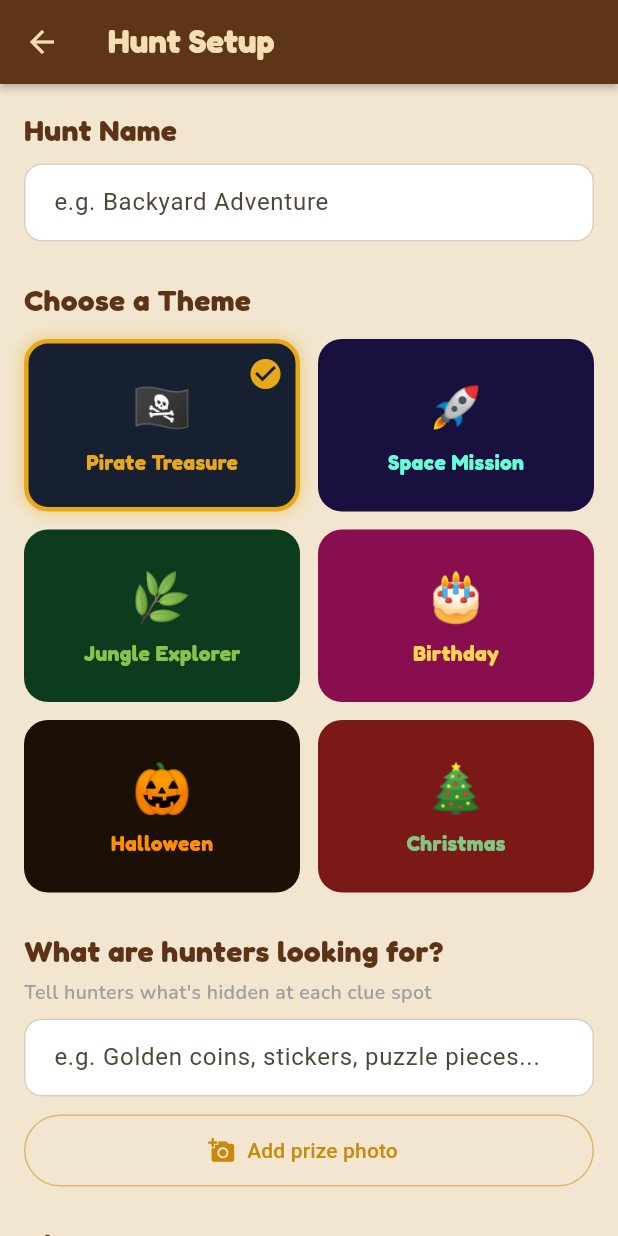
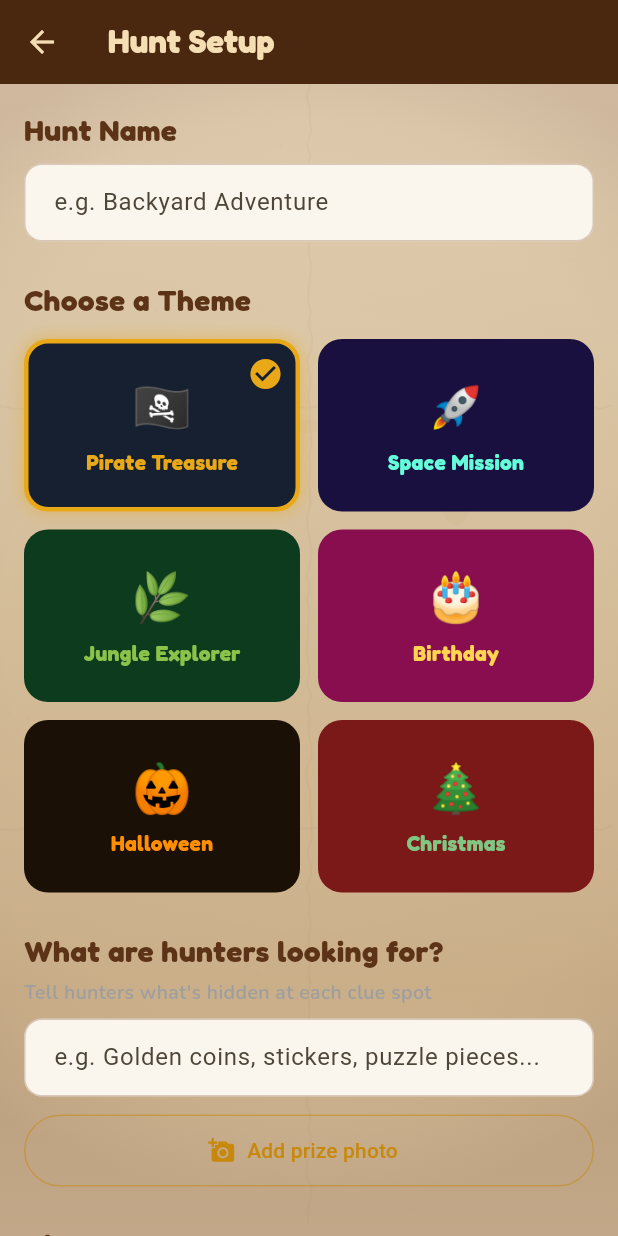
Before and after one commit to saturn1888/saturn1888, a Flutter app: the screen it shows after launch, after a tap on "CREATE A HUNT", on a phone screen of 412 x 824 dp. Run offline on Flutter 3.47's test engine with Material 3 defaults, Android fonts, the phone set to English and light mode, and no system bars; our stand-ins replace audioplayers, confetti, google_fonts, hive, hive_flutter, image_picker; accounts and stored records are empty.

Commit message:
Apply consistent parchment/treasure map background to all screens
- New ParchmentBackground widget wraps every screen with the same
  gradient, paper texture, fold creases, grain, stains, and vignette
- All 8 inner screens wrapped: Hunt Setup, Clue Builder, Clue Editor,
  Clue Library, Review, Play Select, Manage Hunts, Trophy Cabinet
- AppBar updated: darker wood brown (#4A2810), zero elevation so it
  blends with parchment, wheat text colour
- Card theme: warm parchment tint (#F5EDE0) with subtle leather border
  instead of stark white
- Input fields: warm off-white (#FAF5ED) instead of pure white
- Scaffold background set to transparent so ParchmentBackground shows
- Lighter texture variant for inner screens (less aggressive than home)

https://claude.ai/code/session_017Aw2r6LuaKG11VTUwd3Kn5

```diff
--- a/lib/screens/clue_builder_screen.dart
+++ b/lib/screens/clue_builder_screen.dart
@@ -3,6 +3,7 @@ import '../models/clue.dart';
 import '../models/hunt_theme.dart';
 import '../theme/app_theme.dart';
 import 'dart:io';
+import '../widgets/parchment_background.dart';
 
 class ClueBuilderScreen extends StatefulWidget {
   const ClueBuilderScreen({super.key});
@@ -89,7 +90,7 @@ class _ClueBuilderScreenState extends State<ClueBuilderScreen> {
   Widget build(BuildContext context) {
     final hasWarning = _clues.length < 2 || _clues.length > 10;
 
-    return Scaffold(
+    return ParchmentBackground(child: Scaffold(
       appBar: AppBar(title: const Text('Build Clues')),
       floatingActionButton: FloatingActionButton(
         onPressed: () => _openClueEditor(),
@@ -243,7 +244,7 @@ class _ClueBuilderScreenState extends State<ClueBuilderScreen> {
           ),
         ],
       ),
-    );
+    ));
   }
 
   Widget _buildPhotoThumbnail(String path) {
--- a/lib/screens/clue_editor_screen.dart
+++ b/lib/screens/clue_editor_screen.dart
@@ -3,6 +3,7 @@ import 'package:image_picker/image_picker.dart';
 import 'dart:io';
 import '../models/clue.dart';
 import '../theme/app_theme.dart';
+import '../widgets/parchment_background.dart';
 
 class ClueEditorScreen extends StatefulWidget {
   const ClueEditorScreen({super.key});
@@ -87,7 +88,7 @@ class _ClueEditorScreenState extends State<ClueEditorScreen> {
 
   @override
   Widget build(BuildContext context) {
-    return Scaffold(
+    return ParchmentBackground(child: Scaffold(
       appBar: AppBar(
         title: Text(_isEditing ? 'Edit Clue' : 'New Clue'),
       ),
@@ -211,7 +212,7 @@ class _ClueEditorScreenState extends State<ClueEditorScreen> {
           ],
         ),
       ),
-    );
+    ));
   }
 
   Widget _buildPhoto() {
--- a/lib/screens/clue_library_screen.dart
+++ b/lib/screens/clue_library_screen.dart
@@ -1,6 +1,7 @@
 import 'package:flutter/material.dart';
 import '../data/clue_library.dart';
 import '../theme/app_theme.dart';
+import '../widgets/parchment_background.dart';
 
 class ClueLibraryScreen extends StatefulWidget {
   const ClueLibraryScreen({super.key});
@@ -60,7 +61,7 @@ class _ClueLibraryScreenState extends State<ClueLibraryScreen>
 
   @override
   Widget build(BuildContext context) {
-    return Scaffold(
+    return ParchmentBackground(child: Scaffold(
       appBar: AppBar(
         title: const Text('Clue Library'),
         bottom: TabBar(
@@ -234,7 +235,7 @@ class _ClueLibraryScreenState extends State<ClueLibraryScreen>
             ),
         ],
       ),
-    );
+    ));
   }
 
   Widget _buildDifficultyChip(ClueDifficulty? difficulty, String label) {
--- a/lib/screens/hunt_setup_screen.dart
+++ b/lib/screens/hunt_setup_screen.dart
@@ -3,6 +3,7 @@ import 'package:flutter/material.dart';
 import 'package:image_picker/image_picker.dart';
 import '../models/hunt_theme.dart';
 import '../theme/app_theme.dart';
+import '../widgets/parchment_background.dart';
 
 class HuntSetupScreen extends StatefulWidget {
   const HuntSetupScreen({super.key});
@@ -78,7 +79,7 @@ class _HuntSetupScreenState extends State<HuntSetupScreen> {
 
   @override
   Widget build(BuildContext context) {
-    return Scaffold(
+    return ParchmentBackground(child: Scaffold(
       appBar: AppBar(title: const Text('Hunt Setup')),
       body: SingleChildScrollView(
         padding: const EdgeInsets.all(16),
@@ -274,7 +275,7 @@ class _HuntSetupScreenState extends State<HuntSetupScreen> {
           ],
         ),
       ),
-    );
+    ));
   }
 
   Widget _buildPrizePhoto() {
--- a/lib/screens/manage_hunts_screen.dart
+++ b/lib/screens/manage_hunts_screen.dart
@@ -3,13 +3,14 @@ import 'package:hive_flutter/hive_flutter.dart';
 import '../models/hunt.dart';
 import '../models/hunt_theme.dart';
 import '../theme/app_theme.dart';
+import '../widgets/parchment_background.dart';
 
 class ManageHuntsScreen extends StatelessWidget {
   const ManageHuntsScreen({super.key});
 
   @override
   Widget build(BuildContext context) {
-    return Scaffold(
+    return ParchmentBackground(child: Scaffold(
       appBar: AppBar(
         title: const Text('Manage Hunts'),
         actions: [
@@ -159,7 +160,7 @@ class ManageHuntsScreen extends StatelessWidget {
           );
         },
       ),
-    );
+    ));
   }
 
   void _showDeleteDialog(BuildContext context, Hunt hunt) {
--- a/lib/screens/play_select_screen.dart
+++ b/lib/screens/play_select_screen.dart
@@ -3,13 +3,14 @@ import 'package:hive_flutter/hive_flutter.dart';
 import '../models/hunt.dart';
 import '../models/hunt_theme.dart';
 import '../theme/app_theme.dart';
+import '../widgets/parchment_background.dart';
 
 class PlaySelectScreen extends StatelessWidget {
   const PlaySelectScreen({super.key});
 
   @override
   Widget build(BuildContext context) {
-    return Scaffold(
+    return ParchmentBackground(child: Scaffold(
       appBar: AppBar(title: const Text('Choose a Hunt')),
       body: ValueListenableBuilder(
         valueListenable: Hive.box<Hunt>('hunts').listenable(),
@@ -132,6 +133,6 @@ class PlaySelectScreen extends StatelessWidget {
           );
         },
       ),
-    );
+    ));
   }
 }
--- a/lib/screens/review_screen.dart
+++ b/lib/screens/review_screen.dart
@@ -5,6 +5,7 @@ import '../models/clue.dart';
 import '../models/hunt.dart';
 import '../models/hunt_theme.dart';
 import '../theme/app_theme.dart';
+import '../widgets/parchment_background.dart';
 
 class ReviewScreen extends StatefulWidget {
   const ReviewScreen({super.key});
@@ -79,7 +80,7 @@ class _ReviewScreenState extends State<ReviewScreen> {
   Widget build(BuildContext context) {
     final theme = HuntThemeData.fromType(_themeType);
 
-    return Scaffold(
+    return ParchmentBackground(child: Scaffold(
       appBar: AppBar(title: const Text('Review Hunt')),
       body: SingleChildScrollView(
         padding: const EdgeInsets.all(16),
@@ -200,6 +201,6 @@ class _ReviewScreenState extends State<ReviewScreen> {
           ],
         ),
       ),
-    );
+    ));
   }
 }
--- a/lib/screens/trophy_cabinet_screen.dart
+++ b/lib/screens/trophy_cabinet_screen.dart
@@ -3,6 +3,7 @@ import 'package:hive_flutter/hive_flutter.dart';
 import '../models/trophy.dart';
 import '../models/hunt_theme.dart';
 import '../theme/app_theme.dart';
+import '../widgets/parchment_background.dart';
 
 class TrophyCabinetScreen extends StatelessWidget {
   const TrophyCabinetScreen({super.key});
@@ -25,7 +26,7 @@ class TrophyCabinetScreen extends StatelessWidget {
 
   @override
   Widget build(BuildContext context) {
-    return Scaffold(
+    return ParchmentBackground(child: Scaffold(
       appBar: AppBar(
         title: const Text('Trophy Cabinet'),
         actions: [
@@ -157,7 +158,7 @@ class TrophyCabinetScreen extends StatelessWidget {
           );
         },
       ),
-    );
+    ));
   }
 
   String _formatDate(DateTime date) {
--- a/lib/theme/app_theme.dart
+++ b/lib/theme/app_theme.dart
@@ -23,11 +23,12 @@ class AppTheme {
         secondary: adventureGreen,
         surface: parchment,
       ),
-      scaffoldBackgroundColor: parchment,
+      scaffoldBackgroundColor: Colors.transparent, // Let ParchmentBackground show through
       appBarTheme: AppBarTheme(
-        backgroundColor: warmBrown,
-        foregroundColor: const Color(0xFFF5DEB3), // Wheat
-        elevation: 2,
+        backgroundColor: const Color(0xFF4A2810),
+        foregroundColor: const Color(0xFFF5DEB3),
+        elevation: 0,
+        scrolledUnderElevation: 2,
         shadowColor: Colors.brown.withOpacity(0.5),
         titleTextStyle: GoogleFonts.fredoka(
           fontWeight: FontWeight.w700,
@@ -52,8 +53,9 @@ class AppTheme {
         shadowColor: Colors.brown.withOpacity(0.3),
         shape: RoundedRectangleBorder(
           borderRadius: BorderRadius.circular(14),
+          side: BorderSide(color: leather.withOpacity(0.15)),
         ),
-        color: Colors.white,
+        color: const Color(0xFFF5EDE0),
         margin: const EdgeInsets.symmetric(horizontal: 16, vertical: 6),
       ),
       floatingActionButtonTheme: FloatingActionButtonThemeData(
@@ -66,7 +68,7 @@ class AppTheme {
       ),
       inputDecorationTheme: InputDecorationTheme(
         filled: true,
-        fillColor: Colors.white,
+        fillColor: const Color(0xFFFAF5ED),
         border: OutlineInputBorder(
           borderRadius: BorderRadius.circular(12),
           borderSide: BorderSide(color: leather.withOpacity(0.4)),
--- /dev/null
+++ b/lib/widgets/parchment_background.dart
@@ -0,0 +1,123 @@
+import 'dart:math';
+import 'package:flutter/material.dart';
+
+/// Wraps any screen content with the parchment/treasure map background.
+/// Use this as the body of a Scaffold, or wrap a Scaffold with it.
+class ParchmentBackground extends StatelessWidget {
+  final Widget child;
+  final bool showTexture;
+
+  const ParchmentBackground({
+    super.key,
+    required this.child,
+    this.showTexture = true,
+  });
+
+  @override
+  Widget build(BuildContext context) {
+    return Container(
+      decoration: const BoxDecoration(
+        gradient: LinearGradient(
+          begin: Alignment.topCenter,
+          end: Alignment.bottomCenter,
+          colors: [
+            Color(0xFFE8D5B8),
+            Color(0xFFDCC8A8),
+            Color(0xFFD4BC98),
+            Color(0xFFCBB08A),
+            Color(0xFFD4BC98),
+          ],
+          stops: [0.0, 0.25, 0.5, 0.8, 1.0],
+        ),
+      ),
+      child: Stack(
+        children: [
+          if (showTexture)
+            Positioned.fill(
+              child: CustomPaint(painter: _LightTexturePainter()),
+            ),
+          Positioned.fill(
+            child: DecoratedBox(
+              decoration: BoxDecoration(
+                gradient: RadialGradient(
+                  center: Alignment.center,
+                  radius: 0.95,
+                  colors: [
+                    Colors.transparent,
+                    Colors.brown.withOpacity(0.02),
+                    Colors.brown.withOpacity(0.08),
+                    Colors.brown.withOpacity(0.2),
+                  ],
+                  stops: const [0.5, 0.7, 0.85, 1.0],
+                ),
+              ),
+            ),
+          ),
+          child,
+        ],
+      ),
+    );
+  }
+}
+
+/// A lighter version of the map texture for inner screens — fold creases,
+/// paper grain, and subtle stains without overwhelming the content.
+class _LightTexturePainter extends CustomPainter {
+  @override
+  void paint(Canvas canvas, Size size) {
+    final rng = Random(42);
+
+    // Fold creases
+    final creasePaint = Paint()
+      ..color = const Color(0xFF8B7355).withOpacity(0.06)
+      ..strokeWidth = 1.5
+      ..style = PaintingStyle.stroke;
+
+    for (final frac in [0.33, 0.67]) {
+      final y = size.height * frac;
+      final p = Path()..moveTo(0, y);
+      for (double x = 0; x < size.width; x += 8) {
+        p.lineTo(x, y + rng.nextDouble() * 4 - 2);
+      }
+      canvas.drawPath(p, creasePaint);
+    }
+    for (final frac in [0.5]) {
+      final x = size.width * frac;
+      final p = Path()..moveTo(x, 0);
+      for (double y = 0; y < size.height; y += 8) {
+        p.lineTo(x + rng.nextDouble() * 4 - 2, y);
+      }
+      canvas.drawPath(p, creasePaint);
+    }
+
+    // Paper grain
+    final grainPaint = Paint()..style = PaintingStyle.fill;
+    for (int i = 0; i < 150; i++) {
+      grainPaint.color =
+          const Color(0xFF8B7355).withOpacity(0.01 + rng.nextDouble() * 0.02);
+      canvas.drawCircle(
+        Offset(rng.nextDouble() * size.width, rng.nextDouble() * size.height),
+        0.3 + rng.nextDouble() * 1.2,
+        grainPaint,
+      );
+    }
+
+    // A few subtle stains
+    for (int i = 0; i < 6; i++) {
+      canvas.drawOval(
+        Rect.fromCenter(
+          center: Offset(
+              rng.nextDouble() * size.width, rng.nextDouble() * size.height),
+          width: (8 + rng.nextDouble() * 30),
+          height: (6 + rng.nextDouble() * 20),
+        ),
+        Paint()
+          ..color = const Color(0xFF8B6914)
+              .withOpacity(0.015 + rng.nextDouble() * 0.02),
+      );
+    }
+  }
+
+  @override
+  bool shouldRepaint(covariant CustomPainter oldDelegate) => false;
+}
```
